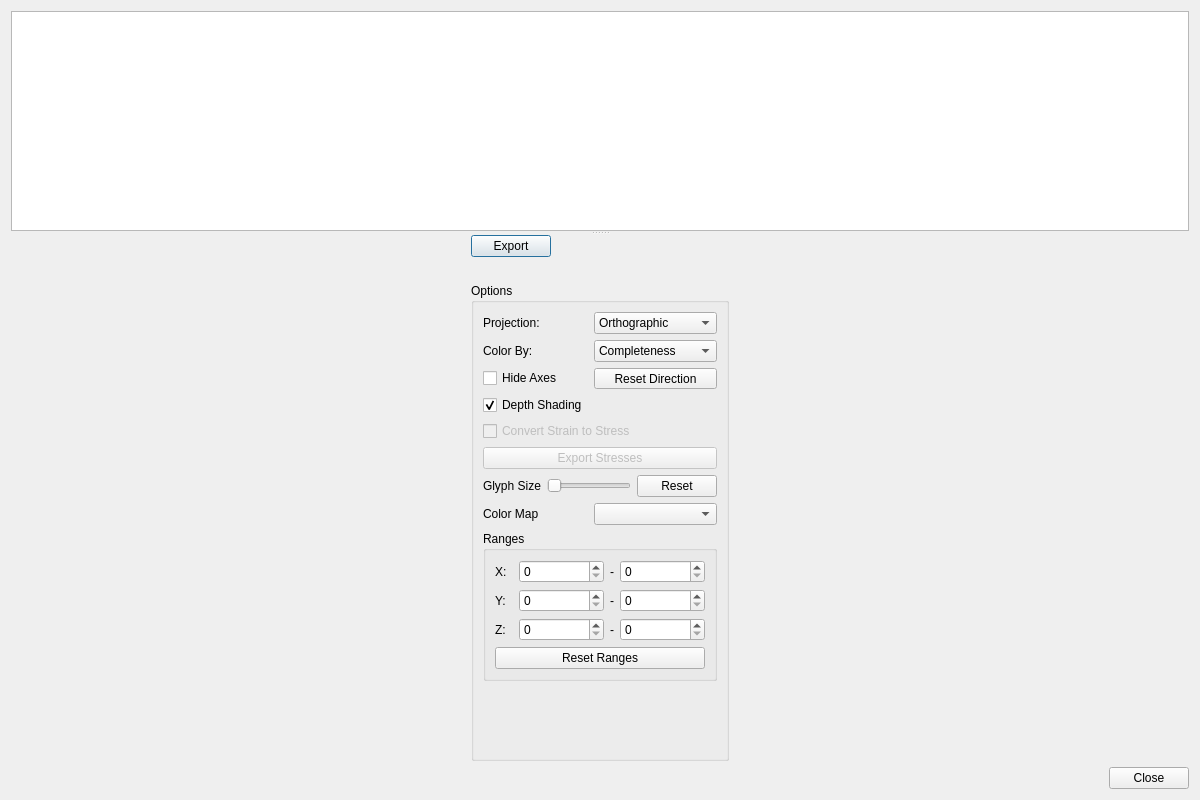
Before: the Qt Designer form hexrd/ui/resources/ui/fit_grains_results_dialog.ui in HEXRD/hexrdgui, drawn with Qt 5.
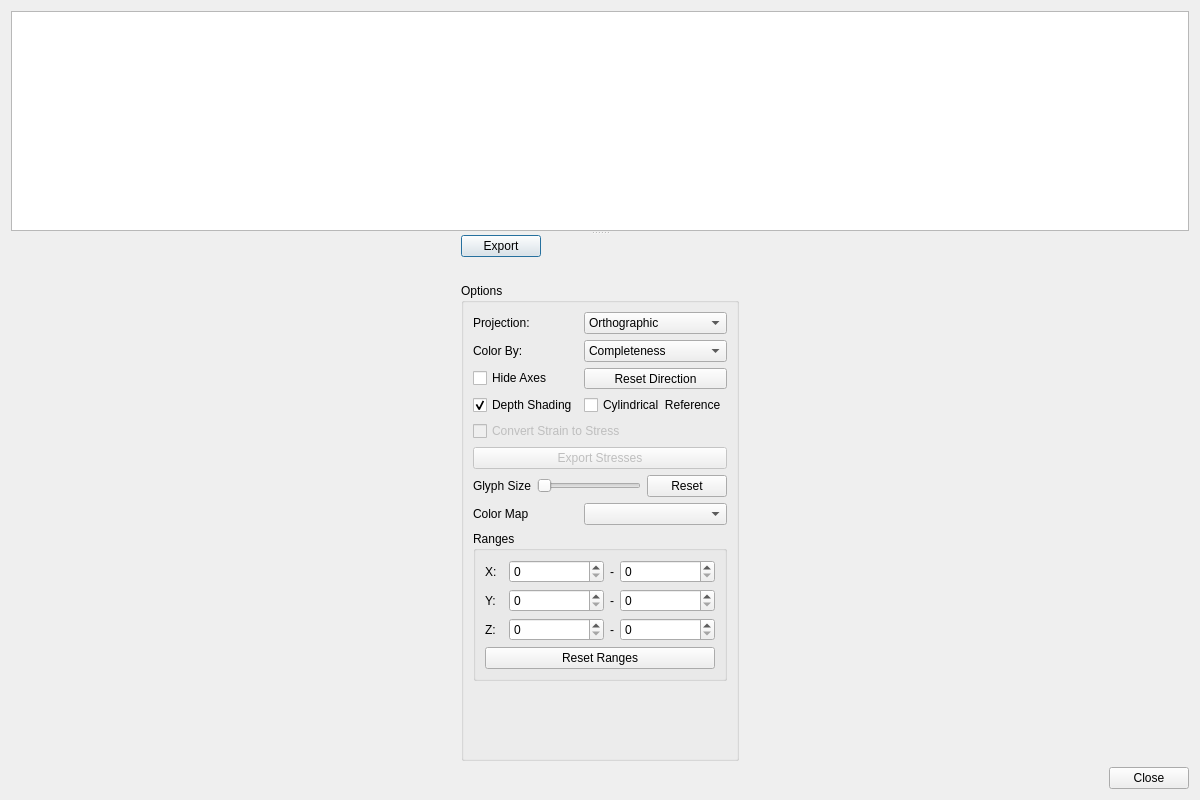
After: the same form once the commit is applied. Custom widgets are drawn as their Qt base class.

Commit message:
Add cylindrical reference display to fit grains
This allows the user to choose a cylindrical reference frame instead
of the standard cartesian reference for the 3D plot.

In the cylindrical reference frame, the coordinates are (ρ, φ, Y),
where ρ = np.sqrt(x*x + z*z), and φ = np.arctan2(z, x).

```diff
--- a/hexrd/ui/resources/ui/fit_grains_results_dialog.ui
+++ b/hexrd/ui/resources/ui/fit_grains_results_dialog.ui
@@ -517,6 +517,16 @@
                </property>
               </widget>
              </item>
+             <item row="3" column="1">
+              <widget class="QCheckBox" name="cylindrical_reference">
+               <property name="toolTip">
+                <string>&lt;html&gt;&lt;head/&gt;&lt;body&gt;&lt;p&gt;For the 3D coordinates, use a cylindrical reference frame (ρ, φ, Y) instead of cartesian coordinates.&lt;/p&gt;&lt;/body&gt;&lt;/html&gt;</string>
+               </property>
+               <property name="text">
+                <string>Cylindrical  Reference</string>
+               </property>
+              </widget>
+             </item>
             </layout>
            </widget>
           </item>
```
Left out of the diff: 1 changed line with no effect on the pictures. The commit also changes 1 other file.
